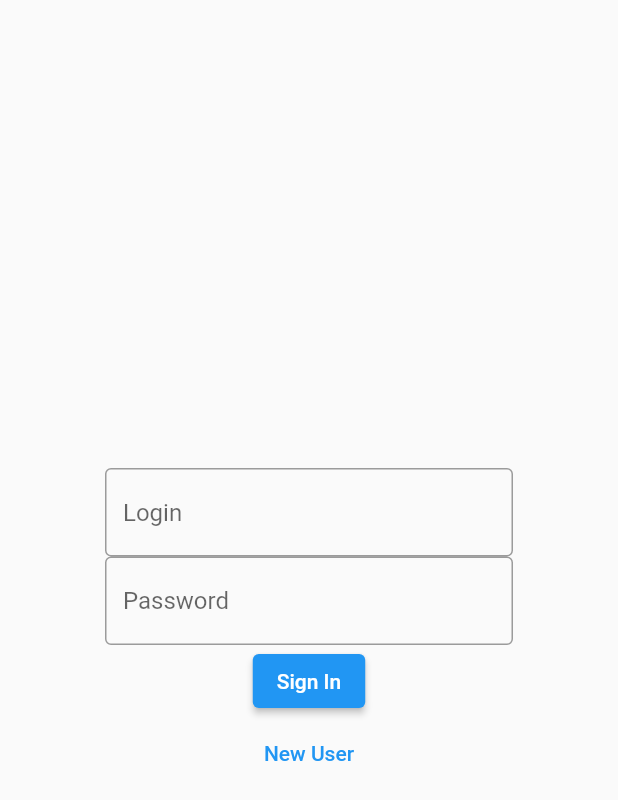
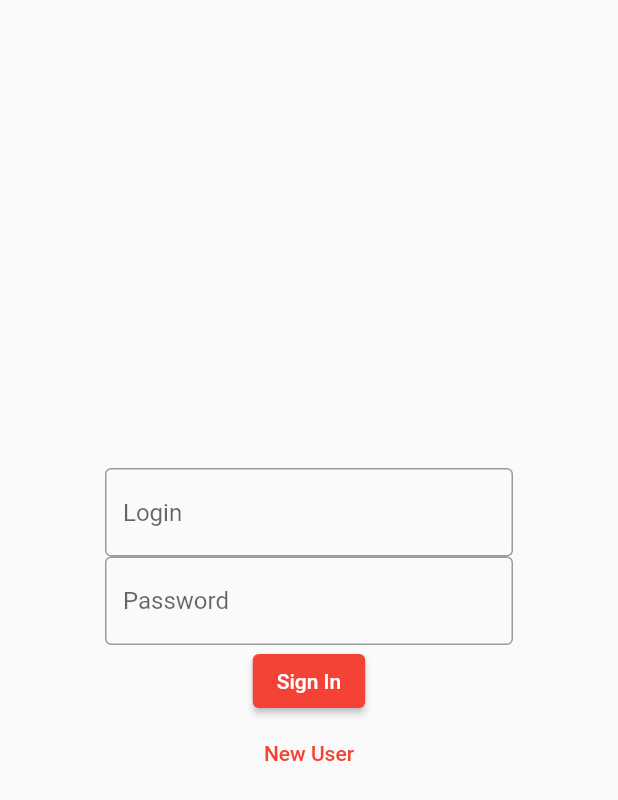
Before and after one commit to DevSamuelBrito/Task_List_App, a Flutter app: the screen it shows after launch, on a phone screen of 412 x 824 dp. Shown: the top 800 px of the screen. Run offline on Flutter 3.47's test engine with Material 3 defaults, Android fonts, the phone set to English and light mode, and no system bars; our stand-ins replace cloud_firestore, firebase_auth, firebase_core; missing offline and left inert: dart:js; accounts and stored records are empty.

Commit message:
changing the color of the login page

```diff
--- a/lib/login.page.dart
+++ b/lib/login.page.dart
@@ -56,12 +56,18 @@ class LoginPage extends StatelessWidget {
               ElevatedButton(
                 child: Text("Sign In"),
                 onPressed: () => _signIn(context),
+                style: ButtonStyle(
+                  backgroundColor: MaterialStateProperty.all<Color>(Colors.red),
+                ),
               ),
               TextButton(
                 onPressed: () {
                   Navigator.of(context).pushNamed('/register');
                 },
-                child: Text("New User"),
+                child: Text(
+                  "New User",
+                  style: TextStyle(color: Colors.red),
+                ),
               ),
             ],
           ),
```
